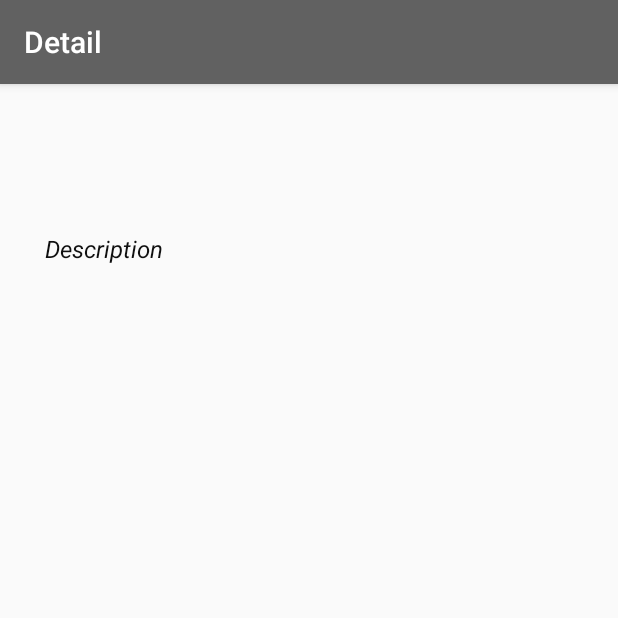
After one commit to faryz-coder/assignment, an Android app: the FilmDescription screen opened directly, with no data from a screen before it, on a phone screen of 412 x 824 dp, the top half of it. The commit adds this screen. Run offline under Robolectric (Android 15) with nearby library versions, the phone set to English and light mode, and no system bars.

Commit message:
show detail/ description

```diff
--- a/app/src/main/AndroidManifest.xml
+++ b/app/src/main/AndroidManifest.xml
@@ -20,6 +20,8 @@
                 <category android:name="android.intent.category.LAUNCHER" />
             </intent-filter>
         </activity>
+        <activity android:name=".FilmDescription"
+            android:label="Detail"/>
     </application>
 
 </manifest>
--- a/app/src/main/java/com/example/task_1/Film.kt
+++ b/app/src/main/java/com/example/task_1/Film.kt
@@ -2,5 +2,6 @@ package com.example.task_1
 
 data class Film(
     val title: String,
-    val release_date: String
+    val release_date: String,
+    val description: String
 )
--- /dev/null
+++ b/app/src/main/java/com/example/task_1/FilmDescription.kt
@@ -0,0 +1,17 @@
+package com.example.task_1
+
+import android.os.Bundle
+import androidx.appcompat.app.AppCompatActivity
+import kotlinx.android.synthetic.main.film_description.*
+
+class FilmDescription: AppCompatActivity() {
+    override fun onCreate(savedInstanceState: Bundle?) {
+        super.onCreate(savedInstanceState)
+        setContentView(R.layout.film_description)
+
+        val title = intent.getStringExtra("title")
+        val description = intent.getStringExtra("description")
+        title_film.text = title
+        film_description.text = description
+    }
+}
--- a/app/src/main/java/com/example/task_1/UsersAdapter.kt
+++ b/app/src/main/java/com/example/task_1/UsersAdapter.kt
@@ -1,5 +1,6 @@
 package com.example.task_1
 
+import android.content.Intent
 import android.view.LayoutInflater
 import android.view.View
 import android.view.ViewGroup
@@ -11,7 +12,14 @@ class UsersAdapter(private val films: List<Film>) : RecyclerView.Adapter<UsersAd
 
     override fun onCreateViewHolder(parent: ViewGroup, viewType: Int): ViewHolder {
         val view = LayoutInflater.from(parent.context).inflate(R.layout.film_row, parent, false)
-        return ViewHolder(view)
+        val holder = ViewHolder(view)
+        view.setOnClickListener {
+            val intent = Intent(parent.context, FilmDescription::class.java)
+            intent.putExtra("title", films[holder.adapterPosition].title)
+            intent.putExtra("description", films[holder.adapterPosition].description)
+            parent.context.startActivity(intent)
+        }
+        return holder
     }
 
     override fun getItemCount() = films.size
--- /dev/null
+++ b/app/src/main/res/layout/film_description.xml
@@ -0,0 +1,47 @@
+<?xml version="1.0" encoding="utf-8"?>
+<androidx.constraintlayout.widget.ConstraintLayout xmlns:android="http://schemas.android.com/apk/res/android"
+    xmlns:app="http://schemas.android.com/apk/res-auto"
+    xmlns:tools="http://schemas.android.com/tools"
+    android:layout_width="match_parent"
+    android:layout_height="match_parent">
+
+    <TextView
+        android:id="@+id/title_film"
+        android:layout_width="0dp"
+        android:layout_height="wrap_content"
+        android:layout_margin="16dp"
+        android:textAlignment="center"
+        android:textSize="24sp"
+        android:textStyle="bold"
+        app:layout_constraintEnd_toEndOf="parent"
+        app:layout_constraintStart_toStartOf="parent"
+        app:layout_constraintTop_toTopOf="parent"
+        tools:text="Title" />
+
+    <TextView
+        android:id="@+id/textView3"
+        android:layout_width="0dp"
+        android:layout_height="wrap_content"
+        android:layout_marginLeft="30dp"
+        android:layout_marginTop="50dp"
+        android:layout_marginRight="30dp"
+        android:text="Description"
+        android:textColor="#0F0F0F"
+        android:textSize="16sp"
+        android:textStyle="italic"
+        app:layout_constraintEnd_toEndOf="parent"
+        app:layout_constraintStart_toStartOf="parent"
+        app:layout_constraintTop_toBottomOf="@+id/title_film" />
+
+    <TextView
+        android:id="@+id/film_description"
+        android:layout_width="0dp"
+        android:layout_height="wrap_content"
+        android:layout_marginLeft="40dp"
+        android:layout_marginTop="25dp"
+        android:layout_marginRight="40dp"
+        tools:text="detail"
+        app:layout_constraintEnd_toEndOf="parent"
+        app:layout_constraintStart_toStartOf="parent"
+        app:layout_constraintTop_toBottomOf="@+id/textView3" />
+</androidx.constraintlayout.widget.ConstraintLayout>
```
